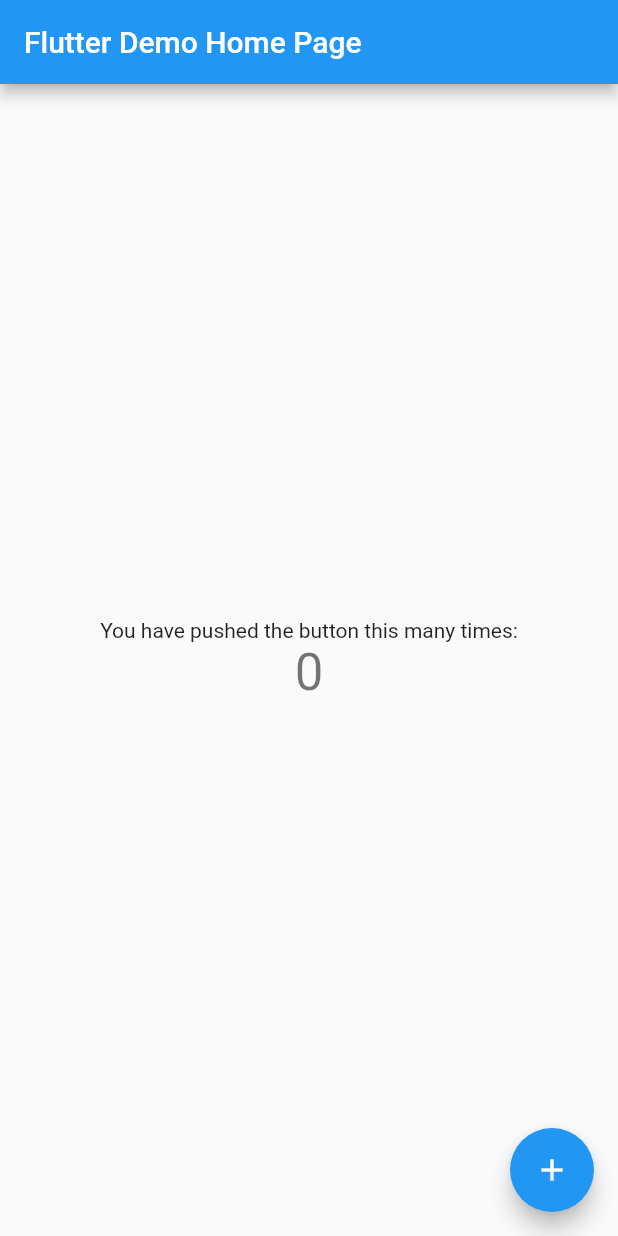
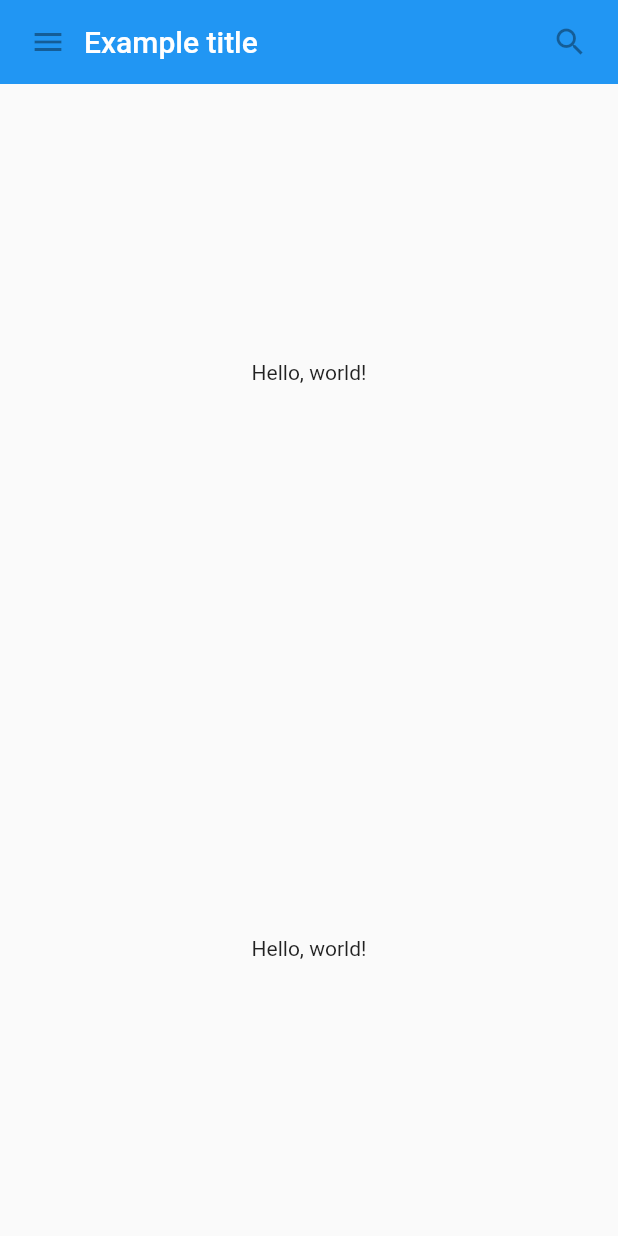
Before and after one commit to gerdgrimmen/flutter-playground, a Flutter app: the screen it shows after launch, on a phone screen of 412 x 824 dp. Run offline on Flutter 3.47's test engine with Material 2 defaults, Android fonts, the phone set to English and light mode, and no system bars.

Commit message:
hello world app

```diff
--- a/hello_world/lib/main.dart
+++ b/hello_world/lib/main.dart
@@ -1,111 +1,76 @@
 import 'package:flutter/material.dart';
 
-void main() {
-  runApp(new MyApp());
-}
+class MyAppBar extends StatelessWidget {
+  MyAppBar({this.title});
 
-class MyApp extends StatelessWidget {
-  // This widget is the root of your application.
+  // Fields in a Widget subclass are always marked "final".
+
+  final Widget title;
+
   @override
   Widget build(BuildContext context) {
-    return new MaterialApp(
-      title: 'Flutter Demo',
-      theme: new ThemeData(
-        // This is the theme of your application.
-        //
-        // Try running your application with "flutter run". You'll see the
-        // application has a blue toolbar. Then, without quitting the app, try
-        // changing the primarySwatch below to Colors.green and then invoke
-        // "hot reload" (press "r" in the console where you ran "flutter run",
-        // or press Run > Flutter Hot Reload in IntelliJ). Notice that the
-        // counter didn't reset back to zero; the application is not restarted.
-        primarySwatch: Colors.blue,
+    return new Container(
+      height: 56.0, // in logical pixels
+      padding: const EdgeInsets.symmetric(horizontal: 8.0),
+      decoration: new BoxDecoration(color: Colors.blue[500]),
+      // Row is a horizontal, linear layout.
+      child: new Row(
+        // <Widget> is the type of items in the list.
+        children: <Widget>[
+          new IconButton(
+            icon: new Icon(Icons.menu),
+            tooltip: 'Navigation menu',
+            onPressed: null, // null disables the button
+          ),
+          // Expanded expands its child to fill the available space.
+          new Expanded(
+            child: title,
+          ),
+          new IconButton(
+            icon: new Icon(Icons.search),
+            tooltip: 'Search',
+            onPressed: null,
+          ),
+        ],
       ),
-      home: new MyHomePage(title: 'Flutter Demo Home Page'),
     );
   }
 }
 
-class MyHomePage extends StatefulWidget {
-  MyHomePage({Key key, this.title}) : super(key: key);
-
-  // This widget is the home page of your application. It is stateful, meaning
-  // that it has a State object (defined below) that contains fields that affect
-  // how it looks.
-
-  // This class is the configuration for the state. It holds the values (in this
-  // case the title) provided by the parent (in this case the App widget) and
-  // used by the build method of the State. Fields in a Widget subclass are
-  // always marked "final".
-
-  final String title;
-
-  @override
-  _MyHomePageState createState() => new _MyHomePageState();
-}
-
-class _MyHomePageState extends State<MyHomePage> {
-  int _counter = 0;
-
-  void _incrementCounter() {
-    setState(() {
-      // This call to setState tells the Flutter framework that something has
-      // changed in this State, which causes it to rerun the build method below
-      // so that the display can reflect the updated values. If we changed
-      // _counter without calling setState(), then the build method would not be
-      // called again, and so nothing would appear to happen.
-      _counter++;
-    });
-  }
-
+class MyScaffold extends StatelessWidget {
   @override
   Widget build(BuildContext context) {
-    // This method is rerun every time setState is called, for instance as done
-    // by the _incrementCounter method above.
-    //
-    // The Flutter framework has been optimized to make rerunning build methods
-    // fast, so that you can just rebuild anything that needs updating rather
-    // than having to individually change instances of widgets.
-    return new Scaffold(
-      appBar: new AppBar(
-        // Here we take the value from the MyHomePage object that was created by
-        // the App.build method, and use it to set our appbar title.
-        title: new Text(widget.title),
+    // Material is a conceptual piece of paper on which the UI appears.
+    return new Material(
+      // Column is a vertical, linear layout.
+      child: new Column(
+        children: <Widget>[
+          new MyAppBar(
+            title: new Text(
+              'Example title',
+              style: Theme.of(context).primaryTextTheme.title,
+            ),
+          ),
+          new Expanded( // alternative Flexible
+            child: new Center(
+              child: new Text('Hello, world!'),
+            ),
+          ),
+          new Expanded( // alternative Flexible
+            child: new Center(
+
+            child: new Text('Hello, world!'),
+            ),
+          ),
+        ],
       ),
-      body: new Center(
-        // Center is a layout widget. It takes a single child and positions it
-        // in the middle of the parent.
-        child: new Column(
-          // Column is also layout widget. It takes a list of children and
-          // arranges them vertically. By default, it sizes itself to fit its
-          // children horizontally, and tries to be as tall as its parent.
-          //
-          // Invoke "debug paint" (press "p" in the console where you ran
-          // "flutter run", or select "Toggle Debug Paint" from the Flutter tool
-          // window in IntelliJ) to see the wireframe for each widget.
-          //
-          // Column has various properties to control how it sizes itself and
-          // how it positions its children. Here we use mainAxisAlignment to
-          // center the children vertically; the main axis here is the vertical
-          // axis because Columns are vertical (the cross axis would be
-          // horizontal).
-          mainAxisAlignment: MainAxisAlignment.center,
-          children: <Widget>[
-            new Text(
-              'You have pushed the button this many times:',
-            ),
-            new Text(
-              '${_counter}',
-              style: Theme.of(context).textTheme.display1,
-            ),
-          ],
-        ),
-      ),
-      floatingActionButton: new FloatingActionButton(
-        onPressed: _incrementCounter,
-        tooltip: 'Increment',
-        child: new Icon(Icons.add),
-      ), // This trailing comma makes auto-formatting nicer for build methods.
     );
   }
 }
+
+void main() {
+  runApp(new MaterialApp(
+    title: 'My app', // used by the OS task switcher
+    home: new MyScaffold(),
+  ));
+}
```
